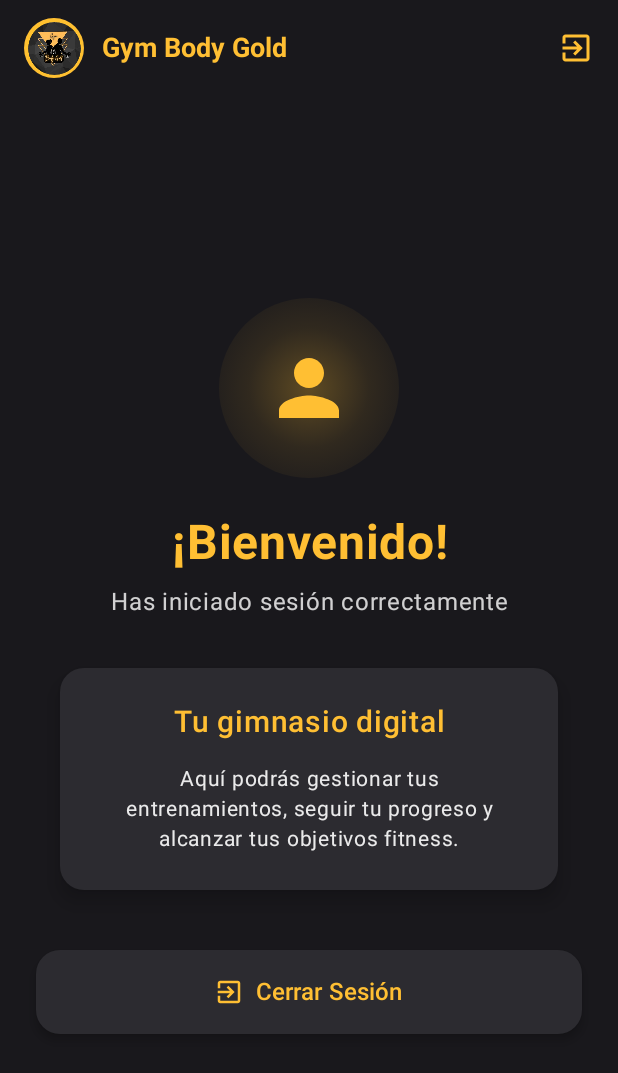
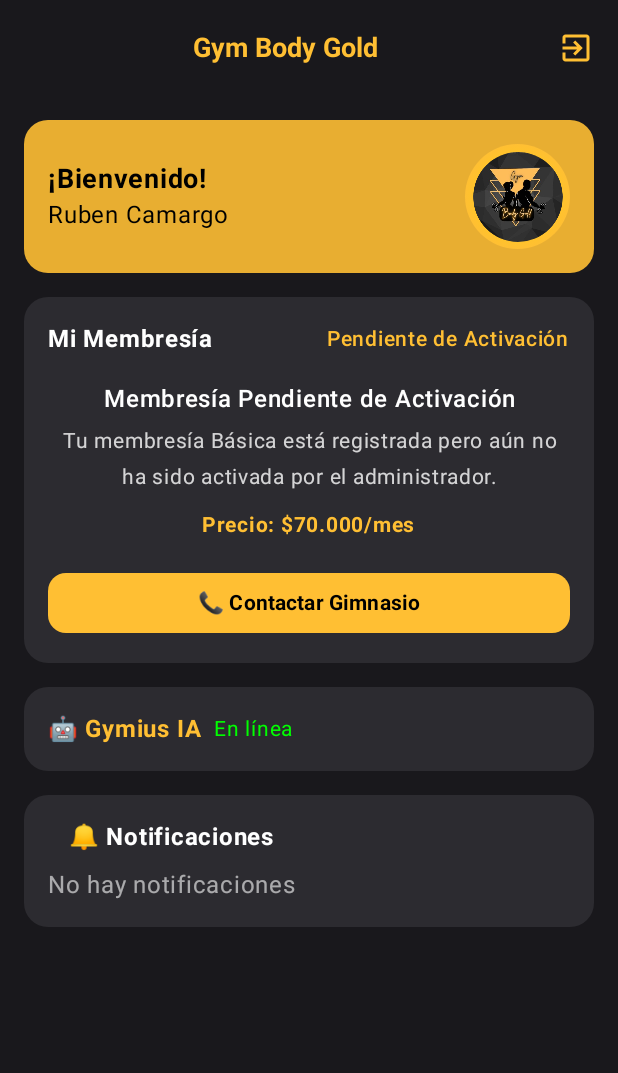
Before and after one commit to CodeNoo6/Android-Gym-Body-Gold, an Android app built with Jetpack Compose: the HomeScreen screen opened through its navigation route, on a phone screen of 412 x 824 dp. Shown: the top 1073 px of the screen. Run offline under Robolectric (Android 15) with nearby library versions, the phone set to English and light mode, and no system bars; our stand-ins replace Firebase (no records; nobody signed in at launch, a user with empty details on screens opened directly), livedata-compose.

Commit message:
✨Feat ( Home Screen ): Se realiza el home

```diff
--- a/app/build.gradle.kts
+++ b/app/build.gradle.kts
@@ -61,6 +61,7 @@ dependencies {
     implementation(platform("com.google.firebase:firebase-bom:32.1.0"))
     implementation("com.google.firebase:firebase-auth-ktx")
     implementation("com.google.firebase:firebase-analytics-ktx")
+    implementation("com.google.firebase:firebase-firestore-ktx")
 
     implementation("org.jetbrains.kotlinx:kotlinx-coroutines-android:1.6.4")
     implementation("androidx.lifecycle:lifecycle-viewmodel-ktx:2.6.1")
--- a/app/src/main/java/com/gimomagic/gymbodygold/ui/screens/HomeScreen.kt
+++ b/app/src/main/java/com/gimomagic/gymbodygold/ui/screens/HomeScreen.kt
@@ -2,13 +2,14 @@ package com.gimomagic.gymbodygold.ui.screens
 
 import androidx.compose.foundation.Image
 import androidx.compose.foundation.background
+import androidx.compose.foundation.clickable
 import androidx.compose.foundation.layout.*
 import androidx.compose.foundation.shape.CircleShape
 import androidx.compose.foundation.shape.RoundedCornerShape
 import androidx.compose.material.icons.Icons
 import androidx.compose.material.icons.filled.ExitToApp
-import androidx.compose.material.icons.filled.Person
 import androidx.compose.material3.*
+import com.gimomagic.gymbodygold.R
 import androidx.compose.runtime.Composable
 import androidx.compose.ui.Alignment
 import androidx.compose.ui.Modifier
@@ -21,49 +22,30 @@ import androidx.compose.ui.text.style.TextAlign
 import androidx.compose.ui.tooling.preview.Preview
 import androidx.compose.ui.unit.dp
 import androidx.compose.ui.unit.sp
-import com.gimomagic.gymbodygold.R
 import com.gimomagic.gymbodygold.ui.theme.GymBodyGoldTheme
 
 @OptIn(ExperimentalMaterial3Api::class)
 @Composable
 fun HomeScreen(
-    onLogout: () -> Unit = {}
+    userName: String = "Ruben Camargo",
+    onLogout: () -> Unit = {},
+    onContactGym: () -> Unit = {}
 ) {
-    val goldColor = Color(0xFFFFBF33)
+    val gold = Color(0xFFFFBF33)
+    val darkBg = Color(0xFF19181C)
+    val cardBg = Color(0xFF2C2B30)
 
     Scaffold(
         topBar = {
             TopAppBar(
                 title = {
-                    Row(
-                        verticalAlignment = Alignment.CenterVertically
+                    Box(
+                        modifier = Modifier.fillMaxWidth(),
+                        contentAlignment = Alignment.Center
                     ) {
-                        Box(
-                            modifier = Modifier
-                                .size(40.dp)
-                                .background(
-                                    brush = Brush.radialGradient(
-                                        colors = listOf(
-                                            Color(0xFFFFD700),
-                                            Color(0xFFFFBF33)
-                                        )
-                                    ),
-                                    shape = CircleShape
-                                ),
-                            contentAlignment = Alignment.Center
-                        ) {
-                            Image(
-                                painter = painterResource(id = R.drawable.logo),
-                                contentDescription = "Logo",
-                                modifier = Modifier
-                                    .size(35.dp)
-                                    .clip(CircleShape)
-                            )
-                        }
-                        Spacer(modifier = Modifier.width(12.dp))
                         Text(
                             text = "Gym Body Gold",
-                            color = goldColor,
+                            color = gold,
                             fontSize = 18.sp,
                             fontWeight = FontWeight.Bold
                         )
@@ -74,7 +56,7 @@ fun HomeScreen(
                         Icon(
                             imageVector = Icons.Default.ExitToApp,
                             contentDescription = "Cerrar Sesión",
-                            tint = goldColor
+                            tint = gold
                         )
                     }
                 },
@@ -83,126 +65,166 @@ fun HomeScreen(
                 )
             )
         },
-        containerColor = Color(0xFF19181C)
+        containerColor = darkBg
     ) { paddingValues ->
         Column(
             modifier = Modifier
                 .fillMaxSize()
                 .padding(paddingValues)
-                .padding(24.dp),
-            horizontalAlignment = Alignment.CenterHorizontally,
-            verticalArrangement = Arrangement.Center
+                .padding(16.dp)
         ) {
-            // Icono de bienvenida
-            Box(
-                modifier = Modifier
-                    .size(120.dp)
-                    .background(
-                        brush = Brush.radialGradient(
-                            colors = listOf(
-                                goldColor.copy(alpha = 0.3f),
-                                goldColor.copy(alpha = 0.1f),
-                                Color.Transparent
+            // Bienvenida
+            Card(
+                shape = RoundedCornerShape(16.dp),
+                colors = CardDefaults.cardColors(containerColor = gold.copy(alpha = 0.9f)),
+                modifier = Modifier.fillMaxWidth()
+            ) {
+                Row(
+                    modifier = Modifier
+                        .padding(16.dp)
+                        .fillMaxWidth(),
+                    verticalAlignment = Alignment.CenterVertically,
+                    horizontalArrangement = Arrangement.SpaceBetween
+                ) {
+                    // Texto a la izquierda
+                    Column(
+                        verticalArrangement = Arrangement.Center,
+                        horizontalAlignment = Alignment.Start
+                    ) {
+                        Text(
+                            text = "¡Bienvenido!",
+                            fontWeight = FontWeight.Bold,
+                            fontSize = 18.sp,
+                            color = Color.Black
+                        )
+                        Text(
+                            text = userName,
+                            fontSize = 16.sp,
+                            color = Color.Black
+                        )
+                    }
+
+                    // Logo circular más grande a la derecha
+                    Box(
+                        modifier = Modifier
+                            .size(70.dp) // más grande
+                            .background(
+                                brush = Brush.radialGradient(
+                                    colors = listOf(
+                                        Color(0xFFFFD700),
+                                        Color(0xFFFFBF33)
+                                    )
+                                ),
+                                shape = CircleShape
                             ),
-                            radius = 120f
-                        ),
-                        shape = CircleShape
-                    ),
-                contentAlignment = Alignment.Center
-            ) {
-                Icon(
-                    imageVector = Icons.Default.Person,
-                    contentDescription = "Usuario",
-                    modifier = Modifier.size(60.dp),
-                    tint = goldColor
-                )
+                        contentAlignment = Alignment.Center
+                    ) {
+                        Image(
+                            painter = painterResource(id = R.drawable.logo),
+                            contentDescription = "Logo",
+                            modifier = Modifier
+                                .size(60.dp) // logo más grande dentro del círculo
+                                .clip(CircleShape)
+                        )
+                    }
+                }
             }
 
-            Spacer(modifier = Modifier.height(24.dp))
+            Spacer(modifier = Modifier.height(16.dp))
 
-            Text(
-                text = "¡Bienvenido!",
-                fontSize = 32.sp,
-                fontWeight = FontWeight.Bold,
-                color = goldColor,
-                textAlign = TextAlign.Center
-            )
-
-            Spacer(modifier = Modifier.height(8.dp))
-
-            Text(
-                text = "Has iniciado sesión correctamente",
-                fontSize = 16.sp,
-                color = Color.White.copy(alpha = 0.8f),
-                textAlign = TextAlign.Center
-            )
-
-            Spacer(modifier = Modifier.height(32.dp))
-
+            // Membresía
             Card(
-                modifier = Modifier
-                    .fillMaxWidth()
-                    .padding(horizontal = 16.dp),
                 shape = RoundedCornerShape(16.dp),
-                colors = CardDefaults.cardColors(
-                    containerColor = Color(0xFF2C2B30)
-                ),
-                elevation = CardDefaults.cardElevation(
-                    defaultElevation = 8.dp
-                )
+                colors = CardDefaults.cardColors(containerColor = cardBg),
+                modifier = Modifier.fillMaxWidth()
             ) {
                 Column(
-                    modifier = Modifier.padding(24.dp),
+                    modifier = Modifier.padding(16.dp),
                     horizontalAlignment = Alignment.CenterHorizontally
                 ) {
+                    Row(
+                        modifier = Modifier.fillMaxWidth(),
+                        horizontalArrangement = Arrangement.SpaceBetween
+                    ) {
+                        Text("Mi Membresía", color = Color.White, fontSize = 16.sp, fontWeight = FontWeight.Bold)
+                        Text(
+                            "Pendiente de Activación",
+                            color = gold,
+                            fontSize = 14.sp,
+                            fontWeight = FontWeight.Medium
+                        )
+                    }
+
+                    Spacer(modifier = Modifier.height(16.dp))
+
                     Text(
-                        text = "Tu gimnasio digital",
-                        fontSize = 20.sp,
+                        "Membresía Pendiente de Activación",
+                        color = Color.White,
                         fontWeight = FontWeight.SemiBold,
-                        color = goldColor,
                         textAlign = TextAlign.Center
+                    )
+                    Spacer(modifier = Modifier.height(4.dp))
+                    Text(
+                        "Tu membresía Básica está registrada pero aún no ha sido activada por el administrador.",
+                        color = Color.White.copy(0.8f),
+                        fontSize = 14.sp,
+                        textAlign = TextAlign.Center
+                    )
+                    Spacer(modifier = Modifier.height(8.dp))
+                    Text(
+                        "Precio: \$70.000/mes",
+                        color = gold,
+                        fontWeight = FontWeight.Bold,
+                        fontSize = 14.sp
                     )
 
                     Spacer(modifier = Modifier.height(16.dp))
 
-                    Text(
-                        text = "Aquí podrás gestionar tus entrenamientos, seguir tu progreso y alcanzar tus objetivos fitness.",
-                        fontSize = 14.sp,
-                        color = Color.White.copy(alpha = 0.9f),
-                        textAlign = TextAlign.Center,
-                        lineHeight = 20.sp
-                    )
+                    Button(
+                        onClick = onContactGym,
+                        colors = ButtonDefaults.buttonColors(containerColor = gold, contentColor = Color.Black),
+                        shape = RoundedCornerShape(12.dp),
+                        modifier = Modifier.fillMaxWidth()
+                    ) {
+                        Text("📞 Contactar Gimnasio", fontWeight = FontWeight.Bold)
+                    }
                 }
             }
 
-            Spacer(modifier = Modifier.height(40.dp))
+            Spacer(modifier = Modifier.height(16.dp))
 
-            Button(
-                onClick = onLogout,
-                modifier = Modifier
-                    .fillMaxWidth()
-                    .height(56.dp),
+            // Gymius IA
+            Card(
                 shape = RoundedCornerShape(16.dp),
-                colors = ButtonDefaults.buttonColors(
-                    containerColor = Color(0xFF2C2B30),
-                    contentColor = goldColor
-                ),
-                elevation = ButtonDefaults.buttonElevation(
-                    defaultElevation = 4.dp,
-                    pressedElevation = 8.dp
-                )
+                colors = CardDefaults.cardColors(containerColor = cardBg),
+                modifier = Modifier.fillMaxWidth()
             ) {
-                Icon(
-                    imageVector = Icons.Default.ExitToApp,
-                    contentDescription = null,
-                    modifier = Modifier.size(20.dp)
-                )
-                Spacer(modifier = Modifier.width(8.dp))
-                Text(
-                    text = "Cerrar Sesión",
-                    fontSize = 16.sp,
-                    fontWeight = FontWeight.Medium
-                )
+                Row(
+                    modifier = Modifier.padding(16.dp),
+                    verticalAlignment = Alignment.CenterVertically
+                ) {
+                    Text("🤖 Gymius IA", color = gold, fontWeight = FontWeight.Bold)
+                    Spacer(Modifier.width(8.dp))
+                    Text("En línea", color = Color.Green, fontSize = 14.sp)
+                }
+            }
+
+            Spacer(modifier = Modifier.height(16.dp))
+
+            // Notificaciones
+            Card(
+                shape = RoundedCornerShape(16.dp),
+                colors = CardDefaults.cardColors(containerColor = cardBg),
+                modifier = Modifier.fillMaxWidth()
+            ) {
+                Column(
+                    modifier = Modifier.padding(16.dp),
+                    horizontalAlignment = Alignment.CenterHorizontally
+                ) {
+                    Text("🔔 Notificaciones", color = Color.White, fontWeight = FontWeight.Bold)
+                    Spacer(Modifier.height(8.dp))
+                    Text("No hay notificaciones", color = Color.White.copy(0.6f))
+                }
             }
         }
     }
@@ -210,7 +232,7 @@ fun HomeScreen(
 
 @Preview(showBackground = true)
 @Composable
-fun HomeScreenPreview() {
+fun MembershipScreenPreview() {
     GymBodyGoldTheme {
         HomeScreen()
     }
```
Also changed, not shown: app/src/main/java/com/gimomagic/gymbodygold/auth/AuthViewModel.kt (+103 -2 lines), app/src/main/java/com/gimomagic/gymbodygold/ui/screens/loginScreens/LoginScreens.kt (+98 -92 lines).
